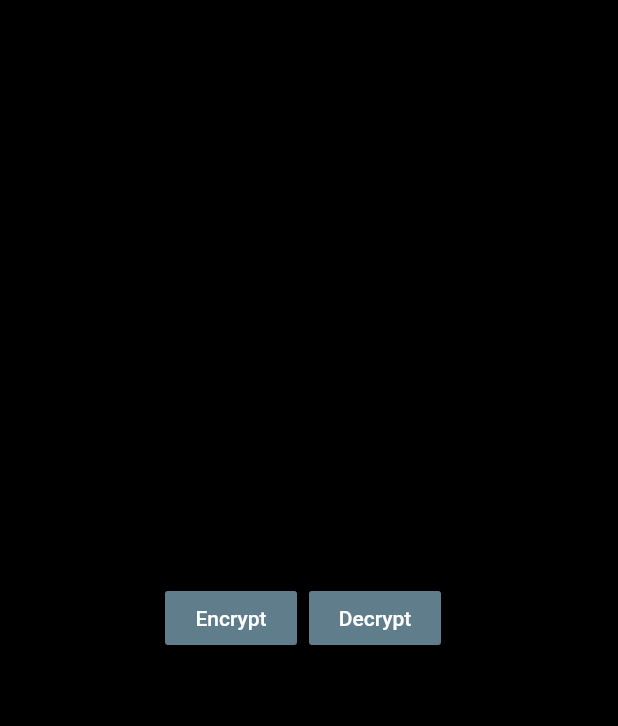
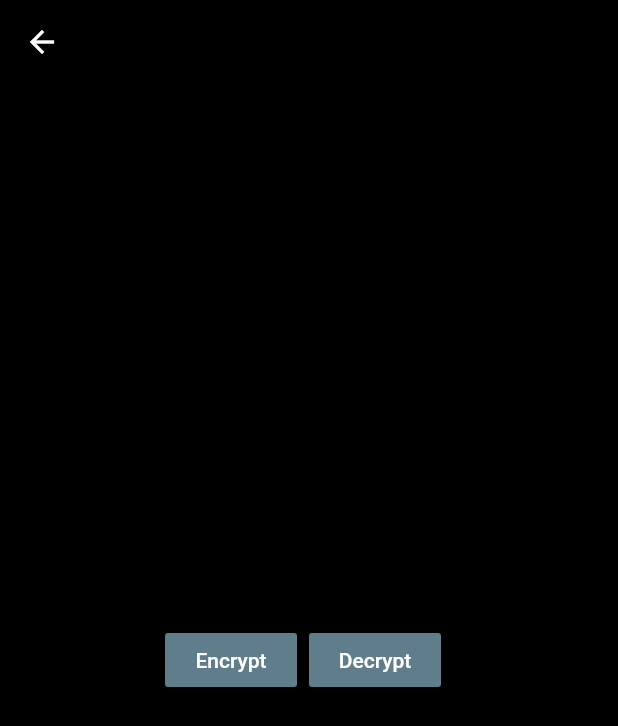
Before and after one commit to ethani149/2.7, a Flutter app: the screen it shows after launch, on a phone screen of 412 x 824 dp. Shown: the top 726 px of the screen. Run offline on Flutter 3.47's test engine with Material 2 defaults, Android fonts, the phone set to English and light mode, and no system bars.

Commit message:
Added BackButton Cleaned Project for Final Release

```diff
--- a/cypher_advanced_programing/lib/ViewController/EncryptTextEnterVC.dart
+++ b/cypher_advanced_programing/lib/ViewController/EncryptTextEnterVC.dart
@@ -22,6 +22,11 @@ class _EncryptTextEnterVC extends State<EncryptTextEnterVC> {
   @override
   Widget build(BuildContext context) {
     return Scaffold(
+      appBar: AppBar(
+        leading: BackButton(color: Colors.white),
+        //title: Text("Encrypter"),
+        backgroundColor: Colors.black,
+      ),
       backgroundColor: Colors.black,
       body: Column(
         mainAxisAlignment: MainAxisAlignment.center,
--- a/cypher_advanced_programing/lib/main.dart
+++ b/cypher_advanced_programing/lib/main.dart
@@ -31,6 +31,11 @@ class _MyHomePageState extends State<MyHomePage> {
   @override
   Widget build(BuildContext context) {
     return Scaffold(
+      appBar: AppBar(
+        leading: BackButton(color: Colors.white),
+        //title: Text("Encrypter"),
+        backgroundColor: Colors.black,
+      ),
       backgroundColor: Colors.black,
       body: Center(child: HomeScreenView()),
     );
```
Also changed, not shown: cypher_advanced_programing/lib/ViewController/EncryptKeyEnterVC.dart (+12 -2 lines).
